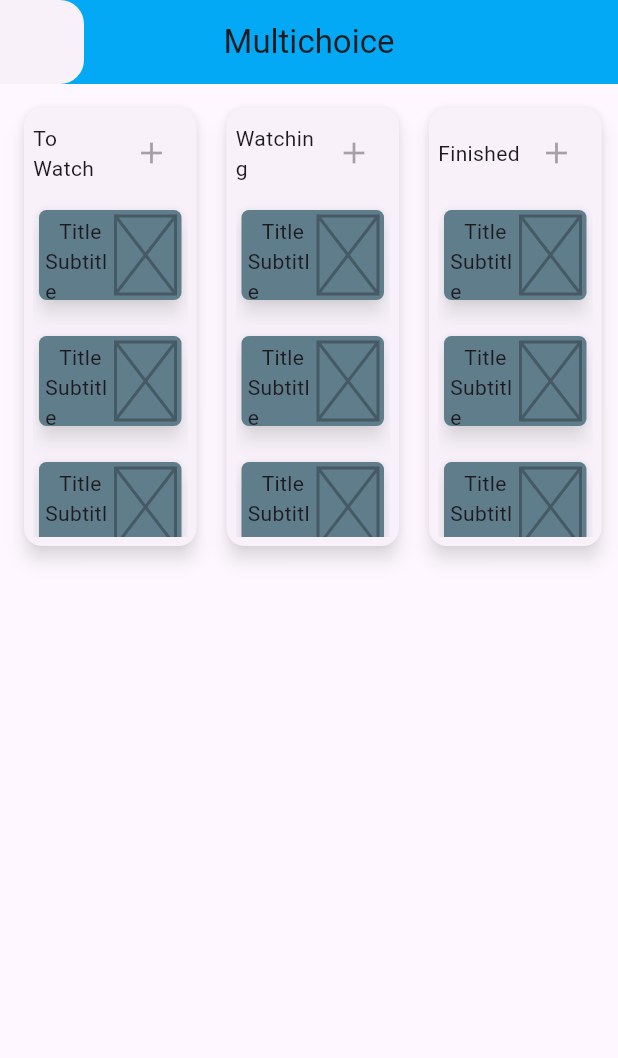
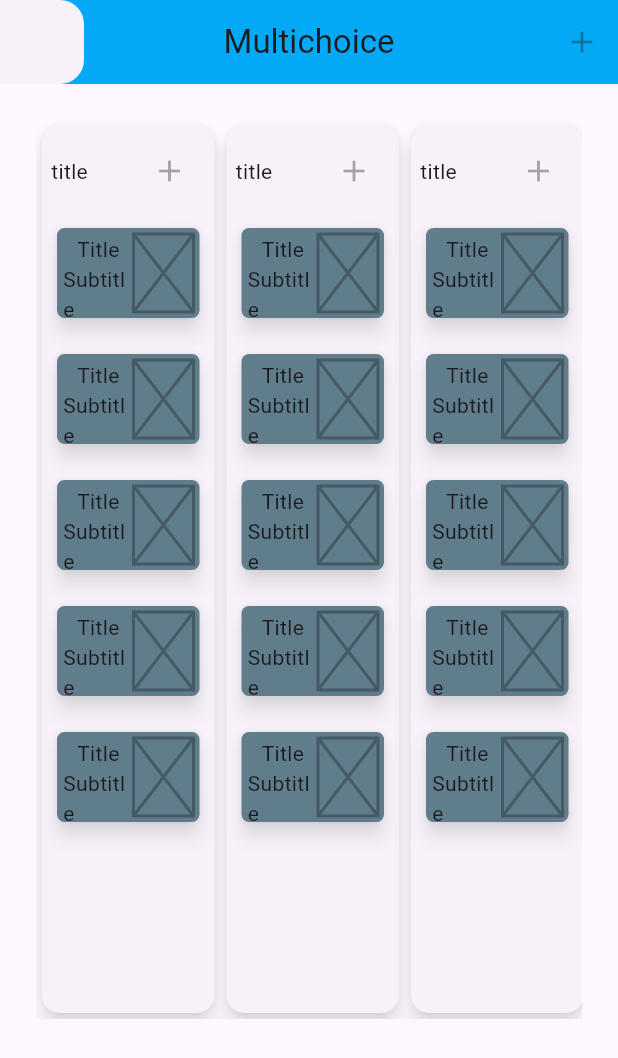
Before and after one commit to Jack-grittier/multichoice, a Flutter app: the screen it shows after launch, on a phone screen of 412 x 824 dp. Shown: the top 1058 px of the screen. Run offline on Flutter 3.47's test engine with Material 2 defaults, Android fonts, the phone set to English and light mode, and no system bars; our stand-ins replace bloc, freezed_annotation, gap; missing offline and left inert: window_size.

Commit message:
add list to home_page.dart for tabs

```diff
--- /dev/null
+++ b/lib/application/export_application.dart
@@ -0,0 +1 @@
+export 'home/home_bloc.dart';
--- a/lib/presentation/home/home_page.dart
+++ b/lib/presentation/home/home_page.dart
@@ -1,12 +1,23 @@
 import 'package:flutter/material.dart';
 import 'package:multichoice/constants/spacing_constants.dart';
+import 'package:multichoice/presentation/home/widgets/custom_dialog.dart';
 import 'package:multichoice/utils/custom_scroll_behaviour.dart';
 
 part 'widgets/main_tab.dart';
 part 'widgets/entry_card.dart';
+part 'widgets/empty_tab.dart';
 
 class HomePage extends StatelessWidget {
-  const HomePage({super.key});
+  HomePage({super.key});
+
+  final ScrollController scrollController = ScrollController();
+
+  List tabs = [
+    const VerticalTab(title: 'title', subtitle: 'subtitle'),
+    const VerticalTab(title: 'title', subtitle: 'subtitle'),
+    const VerticalTab(title: 'title', subtitle: 'subtitle'),
+    const VerticalTab(title: 'title', subtitle: 'subtitle'),
+  ];
 
   @override
   Widget build(BuildContext context) {
@@ -16,27 +27,38 @@ class HomePage extends StatelessWidget {
         centerTitle: true,
         leading: const Drawer(),
         backgroundColor: Colors.lightBlue,
+        actions: const <Widget>[
+          IconButton(
+            onPressed: null,
+            icon: Icon(
+              Icons.add_outlined,
+            ),
+          ),
+        ],
       ),
-      body: const Padding(
-        padding: EdgeInsets.all(12),
+      body: Padding(
+        padding: const EdgeInsets.all(24),
         child: SizedBox(
-          height: 300,
+          height: MediaQuery.sizeOf(context).height / 1.375,
           child: Row(
             mainAxisAlignment: MainAxisAlignment.center,
             children: [
-              VerticalTab(
-                title: 'To Watch',
-                subtitle: 'things to watch',
-              ),
-              gap_12,
-              VerticalTab(
-                title: 'Watching',
-                subtitle: 'things busy watching',
-              ),
-              gap_12,
-              VerticalTab(
-                title: 'Finished',
-                subtitle: 'things we finised watching',
+              Expanded(
+                child: ScrollConfiguration(
+                  behavior: CustomScrollBehaviour(),
+                  child: ListView.builder(
+                    controller: scrollController,
+                    scrollDirection: Axis.horizontal,
+                    itemCount: tabs.length + 1,
+                    itemBuilder: (context, index) {
+                      if (index == tabs.length) {
+                        return const EmptyTab();
+                      } else {
+                        return tabs[index];
+                      }
+                    },
+                  ),
+                ),
               ),
             ],
           ),
```
